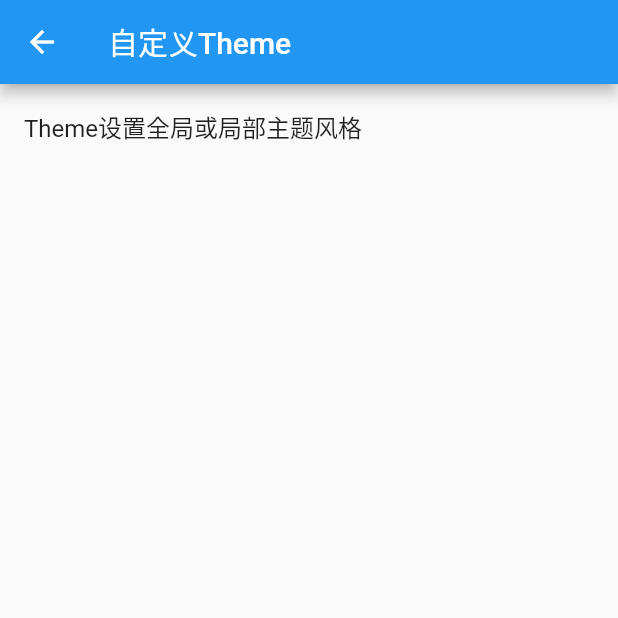
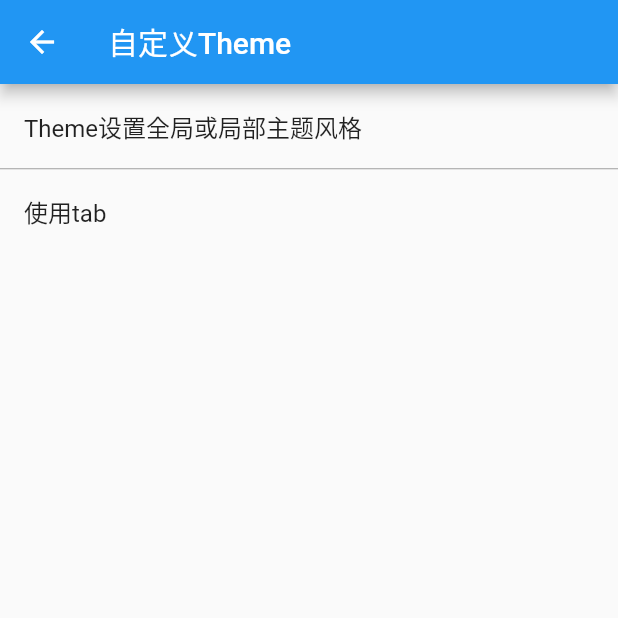
Before and after one commit to QuestG/flutter_tutorials, a Flutter app: the NaviDesign screen opened directly, on a phone screen of 412 x 824 dp, the top half of it. Run offline on Flutter 3.47's test engine with Material 2 defaults, Android fonts, the phone set to English and light mode, and no system bars.

```diff
--- a/lib/design/navigation_design.dart
+++ b/lib/design/navigation_design.dart
@@ -1,10 +1,11 @@
 import 'package:flutter/material.dart';
+import 'package:tutorials/design/tab.dart';
 import 'package:tutorials/design/theme.dart';
 
 class NaviDesign extends StatelessWidget {
-  var titles = ['Theme设置全局或局部主题风格'];
+  var titles = ['Theme设置全局或局部主题风格', '使用tab'];
 
-  var widgets = [ThemeSample()];
+  var widgets = [ThemeSample(), TabSample()];
 
   @override
   Widget build(BuildContext context) {
```
Also changed, not shown: lib/design/tab.dart (added, +40 -0 lines).
